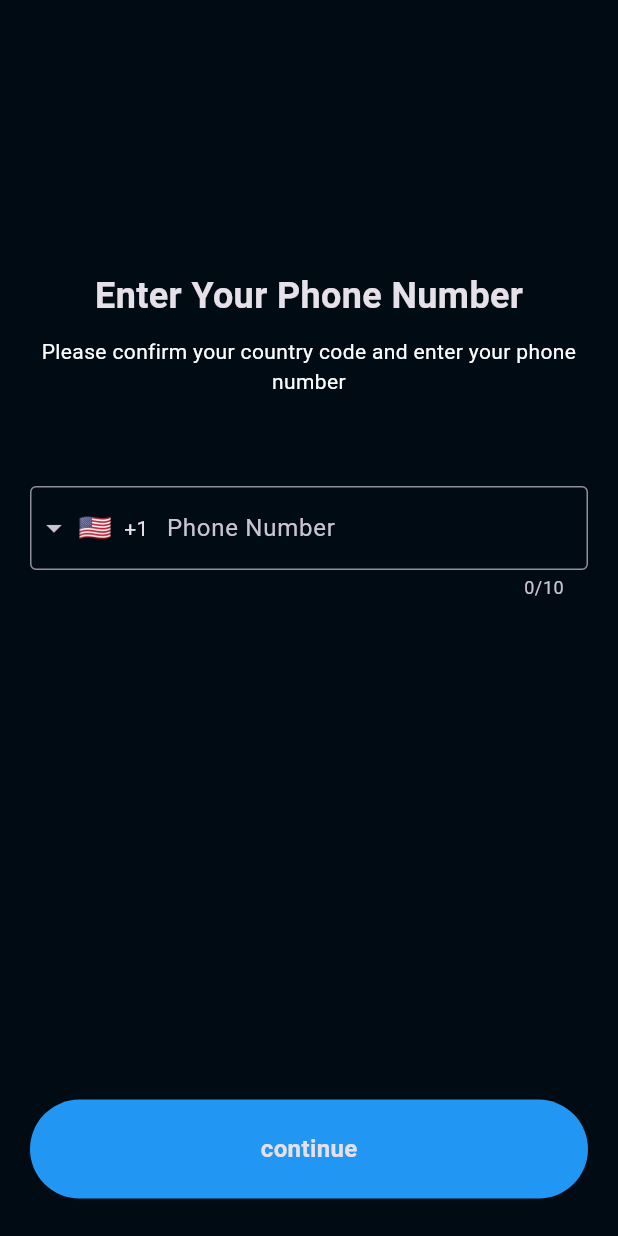
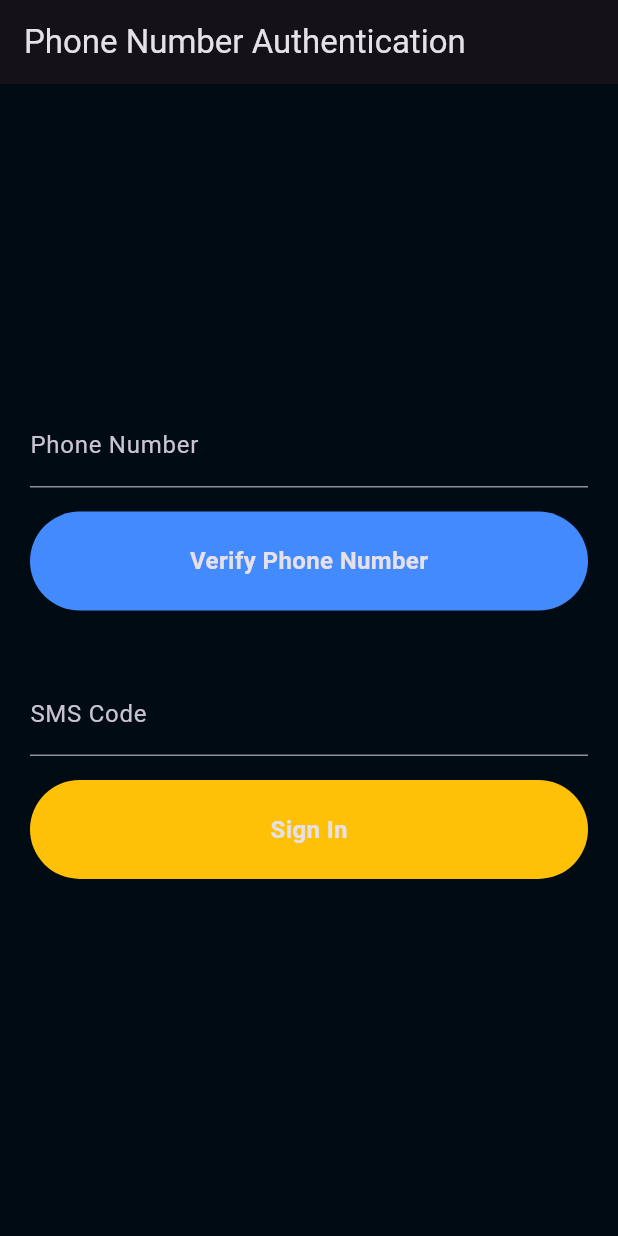
Before and after one commit to dragoncoder11/chatapp, a Flutter app: the LoginPageBody screen opened directly, on a phone screen of 412 x 824 dp. Run offline on Flutter 3.47's test engine with Material 3 defaults, Android fonts, the phone set to English and light mode, and no system bars; drawn by our look-alikes of intl_phone_field; our stand-ins replace cloud_firestore, firebase_auth, firebase_core; accounts and stored records are empty.

Commit message:
login done

```diff
--- a/chatapp/lib/features/auth/presentation/views/login_page.dart
+++ b/chatapp/lib/features/auth/presentation/views/login_page.dart
@@ -8,7 +8,7 @@ class LoginPage extends StatelessWidget {
   @override
   Widget build(BuildContext context) {
     return  Scaffold(
-      body: LoginPageBody(),
+      body:LoginPageBody(),
     );
   }
 }
--- a/chatapp/lib/features/auth/presentation/views/widgets/login_page_body.dart
+++ b/chatapp/lib/features/auth/presentation/views/widgets/login_page_body.dart
@@ -4,94 +4,120 @@ import 'package:chatapp/features/auth/presentation/views/otp_page.dart';
 import 'package:firebase_auth/firebase_auth.dart';
 import 'package:flutter/material.dart';
 import 'package:intl_phone_field/intl_phone_field.dart';
+class LoginPageBody extends StatefulWidget {
+  @override
+  _LoginPageBodyState createState() =>
+      _LoginPageBodyState();
+}
 
-class LoginPageBody extends StatefulWidget {
-   LoginPageBody({Key? key,}) : super(key: key);
+class _LoginPageBodyState
+    extends State<LoginPageBody> {
+  final FirebaseAuth _auth = FirebaseAuth.instance;
+  late String _verificationId;
+  TextEditingController _phoneController = TextEditingController();
+  late String _smsCode;
+
+
+  Future<void> _verifyPhoneNumber() async {
+    final String phoneNo = _phoneController.text.trim();
+    if (phoneNo.isEmpty) {
+      // TODO: Handle empty phone number input
+      return;
+    }
+
+    final PhoneVerificationCompleted verificationCompleted =
+        (AuthCredential credential) {
+      _auth.signInWithCredential(credential);
+      // TODO: Perform any necessary actions after verification is completed
+    };
+
+    final PhoneVerificationFailed verificationFailed =
+        (FirebaseAuthException authException) {
+      // TODO: Handle verification failure
+      print('Verification failed: ${authException.message}');
+    };
+
+    final PhoneCodeSent codeSent =
+        (String verificationId, [int? forceResendingToken]) async {
+      _verificationId = verificationId;
+      // TODO: Show dialog to take input SMS code from the user
+    };
+
+    final PhoneCodeAutoRetrievalTimeout codeAutoRetrievalTimeout =
+        (String verificationId) {
+      _verificationId = verificationId;
+    };
+
+    await _auth.verifyPhoneNumber(
+      phoneNumber: phoneNo,
+      verificationCompleted: verificationCompleted,
+      verificationFailed: verificationFailed,
+      codeSent: codeSent,
+      codeAutoRetrievalTimeout: codeAutoRetrievalTimeout,
+      timeout: Duration(seconds: 60),
+    );
+  }
+
+  Future<void> _signInWithPhoneNumber() async {
+    try {
+      final AuthCredential credential = PhoneAuthProvider.credential(
+        verificationId: _verificationId,
+        smsCode: _smsCode,
+      );
+      final UserCredential userCredential =
+          await _auth.signInWithCredential(credential);
+      final User? user = userCredential.user;
+      // TODO: Perform any necessary actions after successful sign-in
+    } catch (e) {
+      // TODO: Handle sign-in failure
+      print('Sign-in failed: $e');
+    }
+  }
 
   @override
-  State<LoginPageBody> createState() => _LoginPageBodyState();
+  void dispose() {
+    _phoneController.dispose();
+    super.dispose();
   }
-
-class _LoginPageBodyState extends State<LoginPageBody> {
-  String controller = '';
-  static String verificationId = '';
-  FirebaseAuth auth = FirebaseAuth.instance;
-  final GlobalKey<FormState> formKey = GlobalKey<FormState>();
 
   @override
   Widget build(BuildContext context) {
-    return Padding(
-      padding: const EdgeInsets.only(top: 180, right: 20, left: 20),
-      child: Form(
-        key: formKey,
+    return Scaffold(
+      appBar: AppBar(
+        title: Text('Phone Number Authentication'),
+      ),
+      body: Center(
+        child: Padding(
+          padding: const EdgeInsets.symmetric(horizontal: 20),
           child: Column(
+            mainAxisAlignment: MainAxisAlignment.center,
             children: [
-            Expanded(
-              child: Column(
-                crossAxisAlignment: CrossAxisAlignment.center,
-                children: [
-                  const Text(
-                    'Enter Your Phone Number',
-                    style: Styles.styles24bold,
-                  ),
-                  const SizedBox(height: 10),
-                  const Text(
-                    'Please confirm your country code and enter your phone number',
-                    style: Styles.styles14w400,
-                    textAlign: TextAlign.center,
-                  ),
-                  const SizedBox(height: 60),
-                  IntlPhoneField(
-                    cursorColor: Colors.white,
+              TextFormField(
+                controller: _phoneController,
+                keyboardType: TextInputType.phone,
                 decoration: InputDecoration(
                   labelText: 'Phone Number',
-                      border: const OutlineInputBorder(
-                        borderSide: BorderSide(),
-                      ),
-                      focusedBorder: OutlineInputBorder(
-                        borderRadius: BorderRadius.circular(8),
-                        borderSide: const BorderSide(color: Colors.white),
                 ),
               ),
-                    languageCode: "en",
-                    onChanged: (phone) {
-                      print(phone.completeNumber);
-                      controller = phone.completeNumber;
+              SizedBox(height: 16),
+              CustomButton(ontap: _verifyPhoneNumber, title: 'Verify Phone Number', color: Colors.blueAccent),
+
+              SizedBox(height: 16),
+              TextField(
+                onChanged: (value) {
+                  setState(() {
+                    _smsCode = value;
+                  });
                 },
+                decoration: InputDecoration(
+                  labelText: 'SMS Code',
                 ),
+              ),
+              SizedBox(height: 16),
+              CustomButton(ontap: _signInWithPhoneNumber, title: 'Sign In', color: Colors.amber)
+
             ],
           ),
-            ),
-            CustomButton(ontap: () async {
-                try {
-                  await auth.verifyPhoneNumber(
-                    phoneNumber: controller,
-                    verificationCompleted: (PhoneAuthCredential credential) async {
-                      await auth.signInWithCredential(credential);
-                    },
-                    verificationFailed: (FirebaseAuthException e) {
-                      if (e.code == 'invalid-phone-number') {
-                        print('The provided phone number is not valid.');
-                      }
-                      // Handle other errors
-                    },
-                    codeSent: (String verificationId, int? resendToken) async {
-                      _LoginPageBodyState.verificationId = verificationId;
-                      setState(() {});
-                    },
-                    codeAutoRetrievalTimeout: (String verificationId) {},
-                  );
-                } catch (e) {}
-
-                Navigator.of(context).pushNamed(
-                  OtpPage.id,
-                  arguments: controller,
-                );
-              },
-              title: 'continue',
-              color: Colors.blue, ),
-
-          ],
         ),
       ),
     );
--- a/chatapp/lib/main.dart
+++ b/chatapp/lib/main.dart
@@ -33,7 +33,7 @@ class MyApp extends StatelessWidget {
        DisplayContacts.id:(context) => const DisplayContacts(),
       ChatViewInside.id:(context) => const ChatViewInside(),
       },
-      initialRoute: HomePage.id,
+      initialRoute: SplashScreen.id,
      );
   }
 }
```
Also changed, not shown: chatapp/lib/features/home/presentation/views/widgets/chat_view_inside_body.dart (+9 -2 lines). Lines whose indentation alone changed are shown as unchanged.
